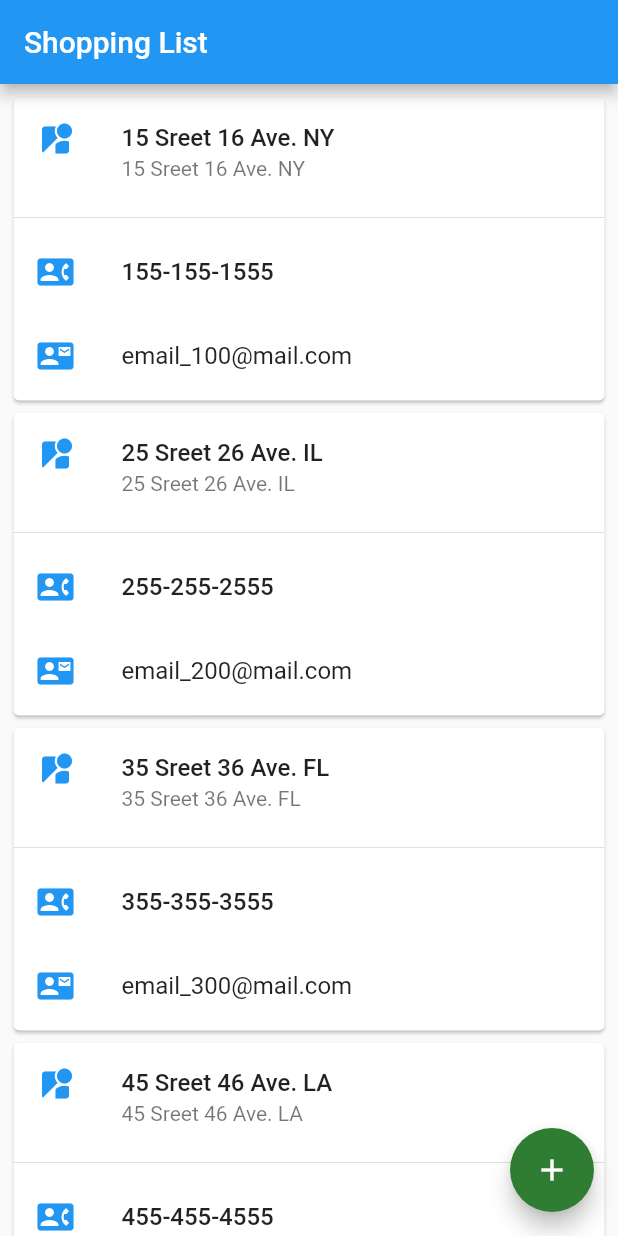
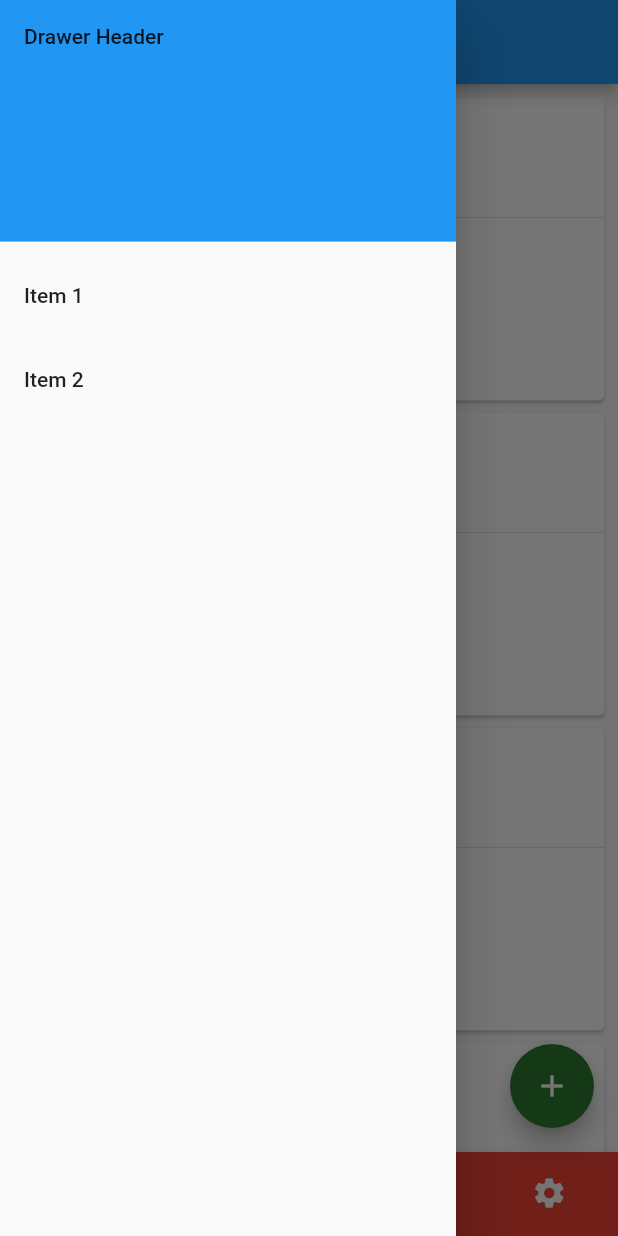
Before and after one commit to Kodake/flutter_basic_app, a Flutter app: the screen it shows after launch, with the side drawer open (before the commit the screen has no drawer), on a phone screen of 412 x 824 dp. Run offline on Flutter 3.47's test engine with Material 2 defaults, Android fonts, the phone set to English and light mode, and no system bars.

Commit message:
Adding some widgets to understand new ones

```diff
--- a/lib/main.dart
+++ b/lib/main.dart
@@ -9,13 +9,77 @@ class ShoppingList extends StatefulWidget {
 }
 
 class _ShoppingListState extends State<ShoppingList> {
+  int _selectedIndex = 0;
+
+  void _onItemTapped(int index) {
+    setState(() {
+      _selectedIndex = index;
+    });
+  }
+
   @override
   Widget build(BuildContext context) {
     return Scaffold(
+      drawer: _drawerSection(context),
       appBar: _appBarSection(),
       floatingActionButton: _floatingActionButtonSection(),
+      bottomNavigationBar: BottomNavigationBar(
+        items: const <BottomNavigationBarItem>[
+          BottomNavigationBarItem(
+            icon: Icon(Icons.home),
+            label: 'Home',
+            backgroundColor: Colors.red,
+          ),
+          BottomNavigationBarItem(
+            icon: Icon(Icons.business),
+            label: 'Business',
+            backgroundColor: Colors.green,
+          ),
+          BottomNavigationBarItem(
+            icon: Icon(Icons.school),
+            label: 'School',
+            backgroundColor: Colors.purple,
+          ),
+          BottomNavigationBarItem(
+            icon: Icon(Icons.settings),
+            label: 'Settings',
+            backgroundColor: Colors.pink,
+          ),
+        ],
+        currentIndex: _selectedIndex,
+        selectedItemColor: Colors.blue[800],
+        onTap: _onItemTapped,
+      ),
       body: CardElements(),
     );
+  }
+
+  Drawer _drawerSection(BuildContext context) {
+    return Drawer(
+        child: ListView(
+      // Important: Remove any padding from the ListView.
+      padding: EdgeInsets.zero,
+      children: [
+        const DrawerHeader(
+          decoration: BoxDecoration(
+            color: Colors.blue,
+          ),
+          child: Text('Drawer Header'),
+        ),
+        ListTile(
+          title: const Text('Item 1'),
+          onTap: () {
+            Navigator.pop(context);
+          },
+        ),
+        ListTile(
+          title: const Text('Item 2'),
+          onTap: () {
+            Navigator.pop(context);
+          },
+        ),
+      ],
+    ));
   }
 
   FloatingActionButton _floatingActionButtonSection() {
```
